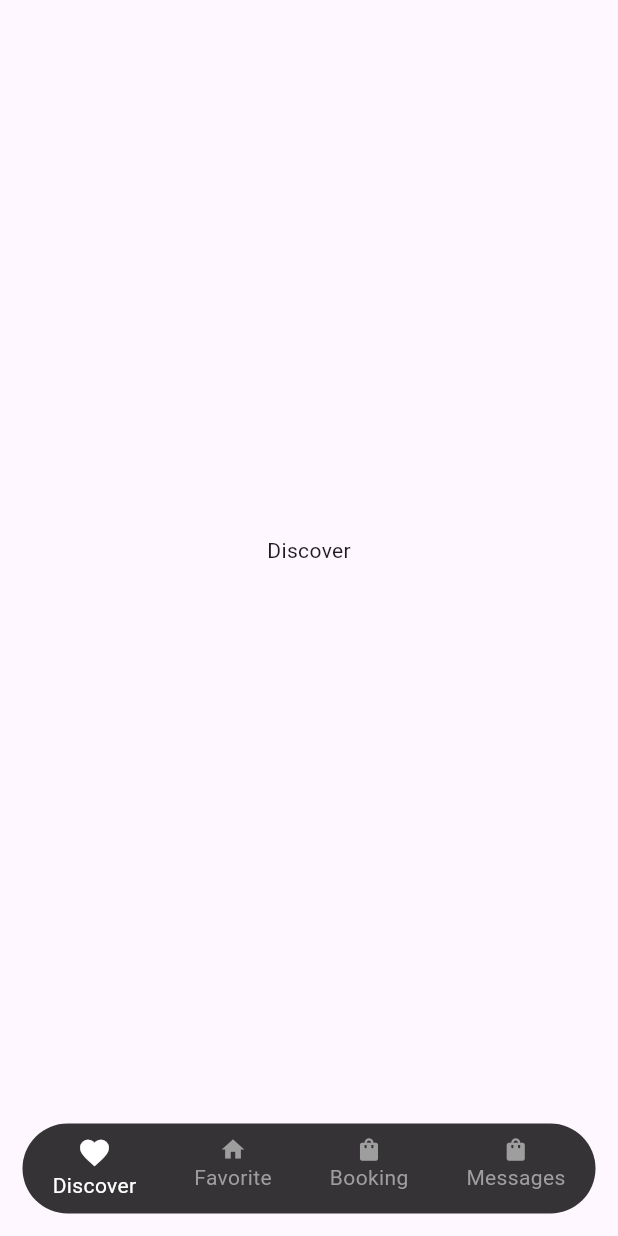
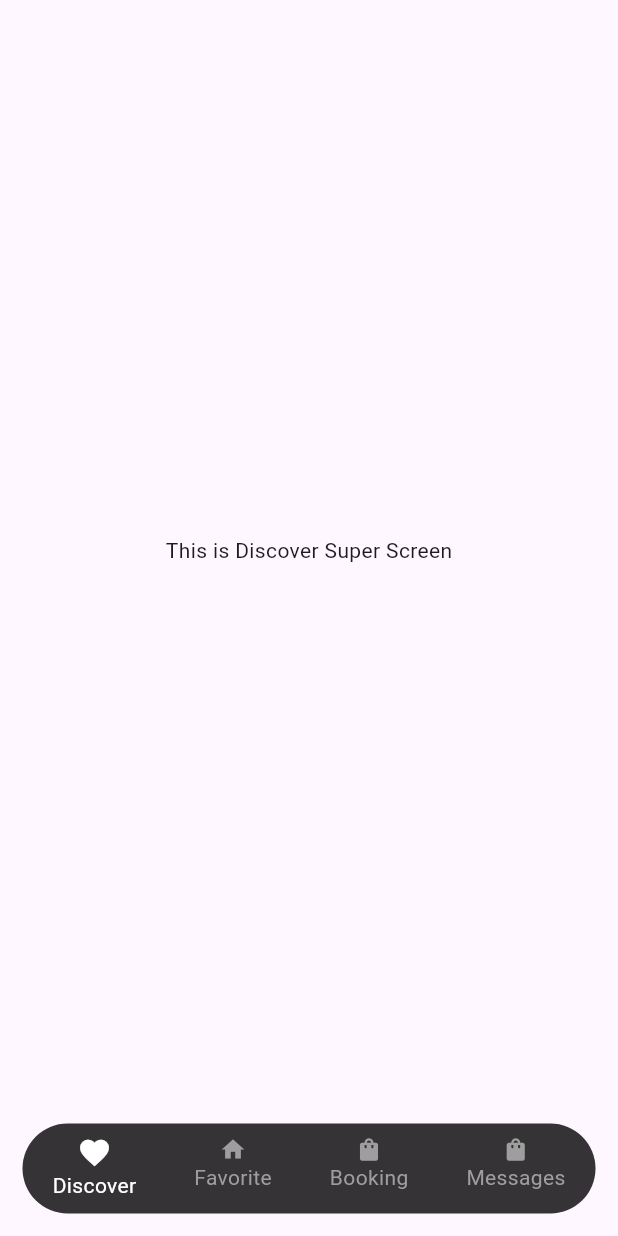
Before and after one commit to nalinkariyawasam/hotel_booking_system, a Flutter app: the screen it shows after launch, on a phone screen of 412 x 824 dp. Run offline on Flutter 3.47's test engine with Material 3 defaults, Android fonts, the light colour scheme and no system bars.

Commit message:
change discover screen

```diff
--- a/lib/screens/discover_screen.dart
+++ b/lib/screens/discover_screen.dart
@@ -13,7 +13,7 @@ class _DiscoverScreenState extends State<DiscoverScreen> {
   Widget build(BuildContext context) {
     return const Scaffold(
       body: Center(
-        child: Text("Discover"),
+        child: Text("This is Discover Super Screen"),
       ),
     );
   }
```
